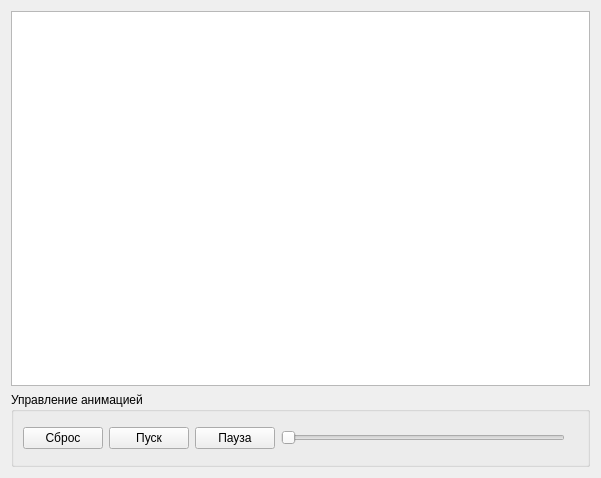
Above: desktop/ui/results_visual_page.ui from levluch/APIkittens- before the change. Below: the same form after it.
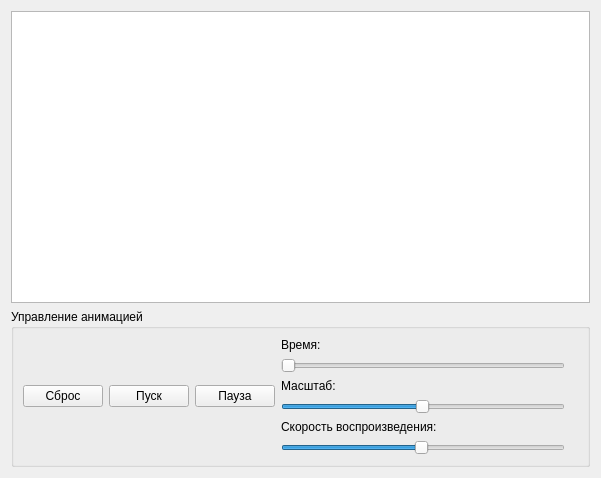
That is the form after the change.

Commit message: тестовая визуализация процесса

Patch:
```diff
--- a/desktop/ui/results_visual_page.ui
+++ b/desktop/ui/results_visual_page.ui
@@ -45,11 +45,68 @@
        </widget>
       </item>
       <item>
-       <widget class="QSlider" name="time_horizontalSlider">
-        <property name="orientation">
-         <enum>Qt::Orientation::Horizontal</enum>
-        </property>
-       </widget>
+       <layout class="QVBoxLayout" name="verticalLayout_3">
+        <item>
+         <widget class="QLabel" name="label">
+          <property name="text">
+           <string>Время:</string>
+          </property>
+         </widget>
+        </item>
+        <item>
+         <widget class="QSlider" name="time_horizontalSlider">
+          <property name="orientation">
+           <enum>Qt::Orientation::Horizontal</enum>
+          </property>
+         </widget>
+        </item>
+        <item>
+         <widget class="QLabel" name="label_2">
+          <property name="text">
+           <string>Масштаб:</string>
+          </property>
+         </widget>
+        </item>
+        <item>
+         <widget class="QSlider" name="scale_slider">
+          <property name="minimum">
+           <number>1</number>
+          </property>
+          <property name="maximum">
+           <number>200</number>
+          </property>
+          <property name="value">
+           <number>100</number>
+          </property>
+          <property name="orientation">
+           <enum>Qt::Orientation::Horizontal</enum>
+          </property>
+         </widget>
+        </item>
+        <item>
+         <widget class="QLabel" name="label_3">
+          <property name="text">
+           <string>Скорость воспроизведения:</string>
+          </property>
+         </widget>
+        </item>
+        <item>
+         <widget class="QSlider" name="view_speed_slider">
+          <property name="minimum">
+           <number>1</number>
+          </property>
+          <property name="maximum">
+           <number>100</number>
+          </property>
+          <property name="value">
+           <number>50</number>
+          </property>
+          <property name="orientation">
+           <enum>Qt::Orientation::Horizontal</enum>
+          </property>
+         </widget>
+        </item>
+       </layout>
       </item>
       <item>
        <layout class="QVBoxLayout" name="verticalLayout_2">
```
The commit also changes 2 other files.
